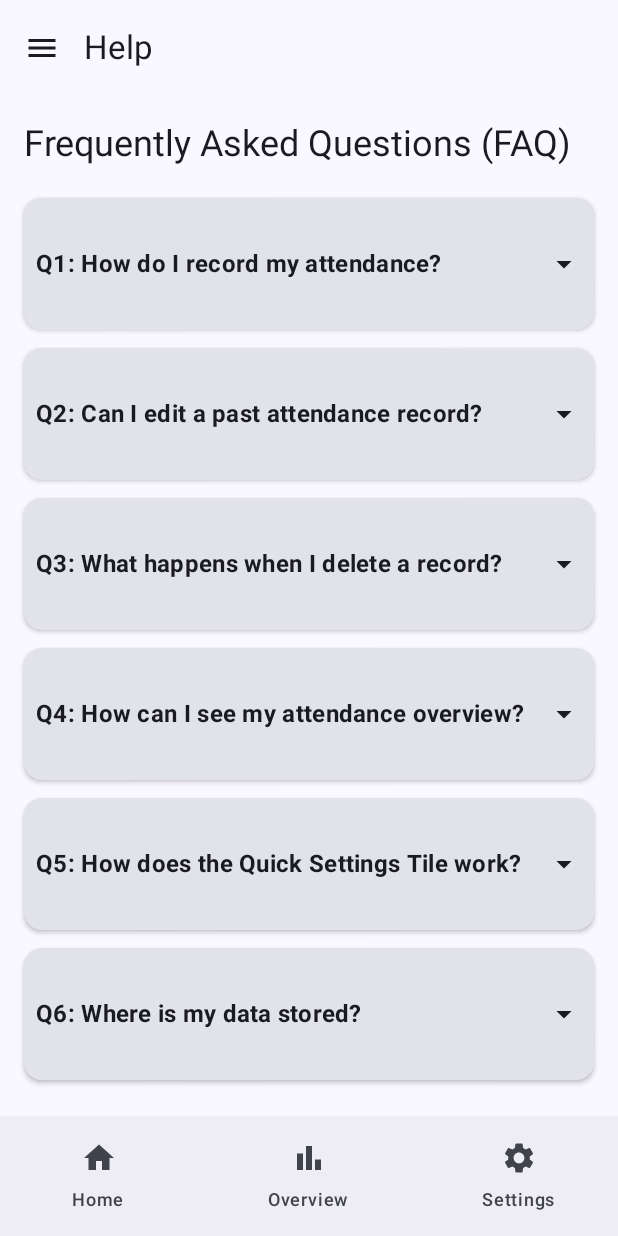
After one commit to iamshivamcoder/PresentMate, an Android app built with Jetpack Compose: the HelpScreen screen opened through its navigation route, on a phone screen of 412 x 824 dp. The commit adds this screen. Run offline under Robolectric (Android 15) with nearby library versions, the phone set to English and light mode, and no system bars; our stand-ins replace Room's generated code.

Commit message:
Improve UI with Collapsible Cards, Navigation Drawer, and Enhanced Settings
- **UI Enhancements & Navigation:**
    - Implemented a `ModalNavigationDrawer` in `MainActivity` for primary navigation, accessible via a new menu icon in `AppTopBar`.
    - `Screen` sealed class and `navItems` list now manage both drawer and bottom navigation items.
    - `AppTopBar` now displays titles for `RecycleBinScreen`, `HelpScreen`, and `WhyPresentMateScreen`.
- **New `CollapsibleCard` Composable:**
    - Created `CollapsibleCard.kt` with both stateful and stateless versions of a reusable card that can expand/collapse to show more content.
    - `CollapsibleCard` is used in:
        - `OverviewScreen`: `DailySummaryItem` now uses `CollapsibleCard` to display daily summaries.
        - `HelpScreen` (New): Displays FAQs in `CollapsibleCard`s.
        - `WhyPresentMateScreen` (New): Displays Q&A about the app in `CollapsibleCard`s.
- **Settings Screen Enhancements (`SettingsScreen.kt`):**
    - Added new settings items:
        - "App Version": Displays the current app version (fetched using `getAppVersion`) and shows a Toast on click. `SettingsItem` now has `showArrow` parameter.
        - "Help": Navigates to the new `HelpScreen`.
        - "Why Present Mate?": Navigates to the new `WhyPresentMateScreen`.
    - Made the `SettingsScreen` scrollable.
- **New Screens:**
    - `HelpScreen.kt`: New screen displaying a list of FAQs (e.g., how to record attendance, edit/delete records, Quick Settings Tile usage, data privacy) using `CollapsibleCard`.
    - `WhyPresentMateScreen.kt`: New screen explaining the purpose and features of the app using a Q&A format with `CollapsibleCard`.
- **Attendance Log UI (`AttendanceLogList.kt`):**
    - `AttendanceRecordItem` now features a timeline-like design on the left using `Canvas` to draw a vertical line and a dot, visually connecting items within the same date group.
    - Sticky headers for dates are now separated by a `Divider` and have bold text.
- **Code Refinements:**
    - `OverviewScreen.kt`: Removed unused `navController` and commented out unused imports. `DailySummaryItem` uses `CollapsibleCard`.
    - `MainActivity.kt`: Added routes for `helpScreen` and `whyPresentMateScreen`.
    - Minor import cleanup in `AttendanceLogList.kt`.

```diff
--- /dev/null
+++ b/app/src/main/java/com/example/presentmate/CollapsibleCard.kt
@@ -0,0 +1,109 @@
+package com.example.presentmate
+
+import androidx.compose.animation.AnimatedVisibility
+import androidx.compose.animation.EnterTransition
+import androidx.compose.animation.ExitTransition
+import androidx.compose.animation.expandVertically
+import androidx.compose.animation.fadeIn
+import androidx.compose.animation.fadeOut
+import androidx.compose.animation.shrinkVertically
+import androidx.compose.foundation.clickable
+import androidx.compose.foundation.layout.Column
+import androidx.compose.foundation.layout.Row
+import androidx.compose.foundation.layout.Spacer
+import androidx.compose.foundation.layout.fillMaxWidth
+import androidx.compose.foundation.layout.padding
+import androidx.compose.foundation.layout.width
+import androidx.compose.material.icons.Icons
+import androidx.compose.material.icons.filled.ArrowDropDown
+import androidx.compose.material.icons.filled.ArrowDropUp
+import androidx.compose.material3.Card
+import androidx.compose.material3.CardDefaults
+import androidx.compose.material3.Icon
+import androidx.compose.runtime.Composable
+import androidx.compose.runtime.getValue
+import androidx.compose.runtime.mutableStateOf
+import androidx.compose.runtime.remember
+import androidx.compose.runtime.setValue
+import androidx.compose.ui.Alignment
+import androidx.compose.ui.Modifier
+import androidx.compose.ui.unit.dp
+
+/**
+ * A stateless, customizable collapsible card.
+ *
+ * @param expanded Whether the card is currently expanded.
+ * @param onToggle The callback to be invoked when the header is clicked to toggle the state.
+ * @param modifier The modifier to be applied to the card.
+ * @param enterTransition The animation for the content appearing.
+ * @param exitTransition The animation for the content disappearing.
+ * @param indicatorIcon A composable that provides the expand/collapse indicator icon.
+ * @param headerContent The content to display in the header, always visible.
+ * @param collapsibleContent The content to display when the card is expanded.
+ */
+@Composable
+fun CollapsibleCard(
+    expanded: Boolean,
+    onToggle: () -> Unit,
+    modifier: Modifier = Modifier,
+    enterTransition: EnterTransition = fadeIn() + expandVertically(),
+    exitTransition: ExitTransition = fadeOut() + shrinkVertically(),
+    indicatorIcon: @Composable (isExpanded: Boolean) -> Unit = { isExpanded ->
+        Icon(
+            imageVector = if (isExpanded) Icons.Filled.ArrowDropUp else Icons.Filled.ArrowDropDown,
+            contentDescription = if (isExpanded) "Collapse" else "Expand"
+        )
+    },
+    headerContent: @Composable () -> Unit,
+    collapsibleContent: @Composable () -> Unit
+) {
+    Card(
+        modifier = modifier.fillMaxWidth(),
+        elevation = CardDefaults.cardElevation(defaultElevation = 2.dp)
+    ) {
+        Column {
+            Row(
+                modifier = Modifier
+                    .fillMaxWidth()
+                    .clickable(onClick = onToggle)
+                    .padding(horizontal = 8.dp, vertical = 32.dp), // Adjusted vertical padding for thickness
+                verticalAlignment = Alignment.CenterVertically
+            ) {
+                Column(modifier = Modifier.weight(1f)) {
+                    headerContent()
+                }
+                Spacer(modifier = Modifier.width(8.dp))
+                indicatorIcon(expanded)
+            }
+            AnimatedVisibility(
+                visible = expanded,
+                enter = enterTransition,
+                exit = exitTransition
+            ) {
+                Column(modifier = Modifier.padding(start = 8.dp, end = 8.dp, bottom = 16.dp)) {
+                    collapsibleContent()
+                }
+            }
+        }
+    }
+}
+
+/**
+ * A stateful convenience wrapper for the CollapsibleCard that manages its own expanded state.
+ * Useful for simple cases where the state does not need to be controlled externally.
+ */
+@Composable
+fun CollapsibleCard(
+    modifier: Modifier = Modifier,
+    headerContent: @Composable () -> Unit,
+    collapsibleContent: @Composable () -> Unit
+) {
+    var expanded by remember { mutableStateOf(false) }
+    CollapsibleCard(
+        expanded = expanded,
+        onToggle = { expanded = !expanded },
+        modifier = modifier,
+        headerContent = headerContent,
+        collapsibleContent = collapsibleContent
+    )
+}
--- /dev/null
+++ b/app/src/main/java/com/example/presentmate/HelpScreen.kt
@@ -0,0 +1,54 @@
+package com.example.presentmate
+
+import androidx.compose.foundation.layout.Arrangement
+import androidx.compose.foundation.layout.fillMaxSize
+import androidx.compose.foundation.layout.padding
+import androidx.compose.foundation.lazy.LazyColumn
+import androidx.compose.foundation.lazy.items
+import androidx.compose.material3.MaterialTheme
+import androidx.compose.material3.Text
+import androidx.compose.runtime.Composable
+import androidx.compose.ui.Modifier
+import androidx.compose.ui.text.font.FontWeight
+import androidx.compose.ui.unit.dp
+import androidx.navigation.NavHostController
+
+data class FaqItem(val question: String, val answer: String)
+
+val faqs = listOf(
+    FaqItem("Q1: How do I record my attendance?", "A1: Go to the 'Home' screen and tap the 'Time In' button to start a session. Tap 'Time Out' to end it."),
+    FaqItem("Q2: Can I edit a past attendance record?", "A2: Yes, on the 'Home' screen, you can see your attendance log. Tap the edit icon next to a record to modify its time in or time out."),
+    FaqItem("Q3: What happens when I delete a record?", "A3: Deleted records are moved to the 'Recycle Bin' accessible from the 'Settings' screen. You can restore them or permanently delete them from there."),
+    FaqItem("Q4: How can I see my attendance overview?", "A4: Navigate to the 'Overview' screen from the bottom navigation bar. It shows your daily total attendance durations."),
+    FaqItem("Q5: How does the Quick Settings Tile work?", "A5: If you add the Present Mate tile to your Quick Settings panel, you can quickly start or stop an attendance session without opening the app."),
+    FaqItem("Q6: Where is my data stored?", "A6: Your attendance data is stored locally on your device and is not uploaded to any server.")
+    // Add more FAQs as needed
+)
+
+@Composable
+fun HelpScreen(navController: NavHostController) {
+    LazyColumn(
+        modifier = Modifier
+            .fillMaxSize()
+            .padding(16.dp),
+        verticalArrangement = Arrangement.spacedBy(12.dp) // Spacing between cards
+    ) {
+        item {
+            Text(
+                text = "Frequently Asked Questions (FAQ)",
+                style = MaterialTheme.typography.headlineSmall,
+                modifier = Modifier.padding(bottom = 8.dp)
+            )
+        }
+        items(faqs) { faq ->
+            CollapsibleCard(
+                headerContent = {
+                    Text(faq.question, style = MaterialTheme.typography.titleMedium, fontWeight = FontWeight.Bold)
+                },
+                collapsibleContent = {
+                    Text(faq.answer, style = MaterialTheme.typography.bodyLarge)
+                }
+            )
+        }
+    }
+}
--- a/app/src/main/java/com/example/presentmate/MainActivity.kt
+++ b/app/src/main/java/com/example/presentmate/MainActivity.kt
@@ -4,18 +4,21 @@ import android.os.Bundle
 import androidx.activity.ComponentActivity
 import androidx.activity.compose.setContent
 import androidx.activity.enableEdgeToEdge
+import androidx.compose.foundation.layout.Spacer
 import androidx.compose.foundation.layout.fillMaxSize
+import androidx.compose.foundation.layout.height
 import androidx.compose.foundation.layout.padding
 import androidx.compose.material.icons.Icons
 import androidx.compose.material.icons.filled.BarChart
 import androidx.compose.material.icons.filled.Home
+import androidx.compose.material.icons.filled.Menu // Added for drawer icon
 import androidx.compose.material.icons.filled.Settings
 import androidx.compose.material3.*
 import androidx.compose.runtime.Composable
 import androidx.compose.runtime.getValue
+import androidx.compose.runtime.rememberCoroutineScope // Added for drawer
 import androidx.compose.ui.Modifier
-// import androidx.compose.ui.text.capitalize // Unused import
-// import androidx.compose.ui.text.intl.Locale // Unused import
+import androidx.compose.ui.unit.dp // Added for Spacer
 import androidx.navigation.NavDestination.Companion.hierarchy
 import androidx.navigation.NavGraph.Companion.findStartDestination
 import androidx.navigation.NavHostController
@@ -24,15 +27,17 @@ import androidx.navigation.compose.composable
 import androidx.navigation.compose.currentBackStackEntryAsState
 import androidx.navigation.compose.rememberNavController
 import com.example.presentmate.ui.theme.PresentMateTheme
+import kotlinx.coroutines.launch // Added for drawer
 
-// Sealed class for Bottom Navigation items
+// Sealed class for Navigation items
 sealed class Screen(val route: String, val label: String, val icon: androidx.compose.ui.graphics.vector.ImageVector) {
     object Home : Screen("main", "Home", Icons.Filled.Home)
     object Overview : Screen("overview", "Overview", Icons.Filled.BarChart)
     object Settings : Screen("settings", "Settings", Icons.Filled.Settings)
+    // You can add other screens here if they need to be in the drawer/bottom nav
 }
 
-val bottomNavItems = listOf(
+val navItems = listOf(
     Screen.Home,
     Screen.Overview,
     Screen.Settings,
@@ -46,13 +51,57 @@ class MainActivity : ComponentActivity() {
         setContent {
             PresentMateTheme {
                 val navController = rememberNavController()
+                val drawerState = rememberDrawerState(initialValue = DrawerValue.Closed)
+                val scope = rememberCoroutineScope()
+
                 val navBackStackEntry by navController.currentBackStackEntryAsState()
                 val currentDestination = navBackStackEntry?.destination
-                val currentScreenTitle = bottomNavItems.find { it.route == currentDestination?.route }?.label ?: "Present Mate"
+                var currentScreenTitle = navItems.find { it.route == currentDestination?.route }?.label
+                if (currentScreenTitle == null) { // Handle titles for screens not in bottom nav
+                    currentScreenTitle = when (currentDestination?.route) {
+                        "recycleBin" -> "Recycle Bin"
+                        "helpScreen" -> "Help"
+                        "whyPresentMateScreen" -> "Why Present Mate?"
+                        else -> "Present Mate"
+                    }
+                }
 
+
+                ModalNavigationDrawer(
+                    drawerState = drawerState,
+                    drawerContent = {
+                        ModalDrawerSheet {
+                            Spacer(Modifier.height(12.dp))
+                            navItems.forEach { screen ->
+                                NavigationDrawerItem(
+                                    icon = { Icon(screen.icon, contentDescription = screen.label) },
+                                    label = { Text(screen.label) },
+                                    selected = currentDestination?.hierarchy?.any { it.route == screen.route } == true,
+                                    onClick = {
+                                        scope.launch {
+                                            drawerState.close()
+                                        }
+                                        navController.navigate(screen.route) {
+                                            popUpTo(navController.graph.findStartDestination().id) {
+                                                saveState = true
+                                            }
+                                            launchSingleTop = true
+                                            restoreState = true
+                                        }
+                                    },
+                                    modifier = Modifier.padding(NavigationDrawerItemDefaults.ItemPadding)
+                                )
+                            }
+                        }
+                    }
+                ) {
                     Scaffold(
                         topBar = {
-                        AppTopBar(title = currentScreenTitle)
+                            AppTopBar(title = currentScreenTitle, onMenuClick = {
+                                scope.launch {
+                                    drawerState.open()
+                                }
+                            })
                         },
                         bottomBar = {
                             AppBottomNavigationBar(navController = navController)
@@ -67,7 +116,10 @@ class MainActivity : ComponentActivity() {
                             composable(Screen.Home.route) { AttendanceScreen() }
                             composable(Screen.Overview.route) { OverviewScreen() }
                             composable(Screen.Settings.route) { SettingsScreen(navController = navController) }
-                        composable("recycleBin") { RecycleBinScreen() } // navController removed
+                            composable("recycleBin") { RecycleBinScreen() }
+                            composable("helpScreen") { HelpScreen(navController = navController) } // Added HelpScreen route
+                            composable("whyPresentMateScreen") { WhyPresentMateScreen(navController = navController) } // Added WhyPresentMateScreen route
+                        }
                     }
                 }
             }
@@ -77,9 +129,14 @@ class MainActivity : ComponentActivity() {
 
 @OptIn(ExperimentalMaterial3Api::class)
 @Composable
-fun AppTopBar(title: String) {
+fun AppTopBar(title: String, onMenuClick: () -> Unit) {
     TopAppBar(
-        title = { Text(title) }
+        title = { Text(title) },
+        navigationIcon = {
+            IconButton(onClick = onMenuClick) {
+                Icon(Icons.Filled.Menu, contentDescription = "Menu")
+            }
+        }
     )
 }
 
@@ -89,7 +146,7 @@ fun AppBottomNavigationBar(navController: NavHostController) {
         val navBackStackEntry by navController.currentBackStackEntryAsState()
         val currentDestination = navBackStackEntry?.destination
 
-        bottomNavItems.forEach { screen ->
+        navItems.forEach { screen -> // Changed from bottomNavItems to navItems
             NavigationBarItem(
                 icon = { Icon(screen.icon, contentDescription = screen.label) },
                 label = { Text(screen.label) },
```
Also changed, not shown: app/src/main/java/com/example/presentmate/AttendanceLogList.kt (+48 -7 lines), app/src/main/java/com/example/presentmate/OverviewScreen.kt (+14 -12 lines), app/src/main/java/com/example/presentmate/SettingsScreen.kt (+44 -4 lines), app/src/main/java/com/example/presentmate/WhyPresentMateScreen.kt (added, +67 -0 lines). Lines whose indentation alone changed are shown as unchanged.
